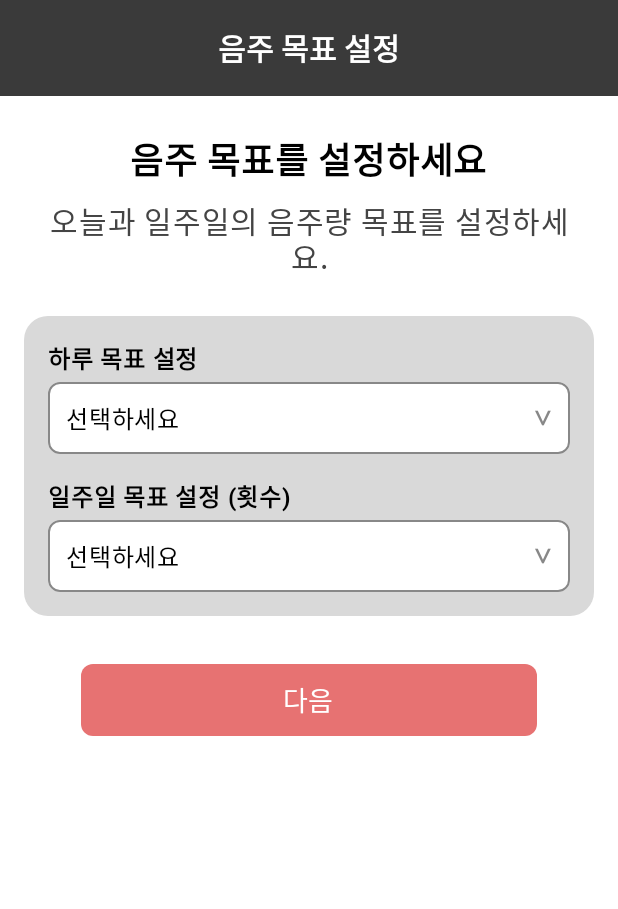
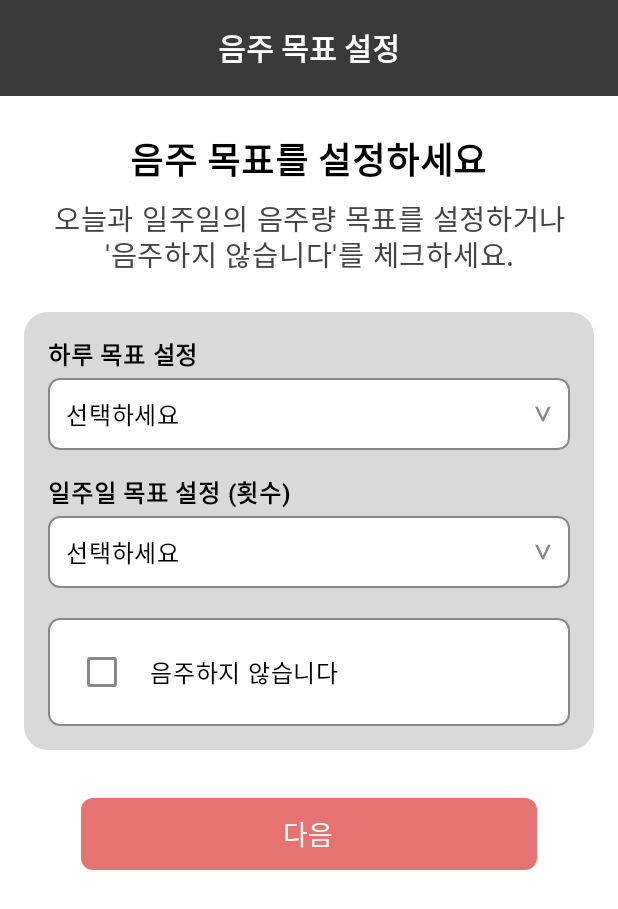
Before and after one commit to juuuuone/addiction-manage, an Android app built with Jetpack Compose: the composable AlcoholGoalPage shown on its own in the app's theme, on a phone screen of 412 x 824 dp. Shown: the top 909 px of the screen. Run offline under Robolectric (Android 15) with nearby library versions, the phone set to English and light mode, and no system bars.

Commit message:
목표설정페이지 UI 수정

```diff
--- a/app/src/main/java/com/example/addiction_manage/ui/AlcoholGoalPage.kt
+++ b/app/src/main/java/com/example/addiction_manage/ui/AlcoholGoalPage.kt
@@ -1,8 +1,6 @@
 package com.example.addiction_manage.ui
 
 import androidx.compose.foundation.background
-import androidx.compose.foundation.border
-import androidx.compose.foundation.clickable
 import androidx.compose.foundation.layout.*
 import androidx.compose.foundation.shape.RoundedCornerShape
 import androidx.compose.material3.*
@@ -21,6 +19,7 @@ import com.example.addiction_manage.ui.theme.*
 fun AlcoholGoalPage() {
     var dailyGoal by remember { mutableStateOf("") }
     var weeklyGoal by remember { mutableStateOf("") }
+    var isNoAlcoholChecked by remember { mutableStateOf(false) } // 음주하지 않습니다 체크박스 상태
 
     Scaffold(
         modifier = Modifier.fillMaxSize(),
@@ -55,8 +54,8 @@ fun AlcoholGoalPage() {
             )
             Spacer(modifier = Modifier.height(8.dp))
             Text(
-                text = "오늘과 일주일의 음주량 목표를 설정하세요.",
-                fontSize = 20.sp,
+                text = "오늘과 일주일의 음주량 목표를 설정하거나\n'음주하지 않습니다'를 체크하세요.",
+                fontSize = 19.sp,
                 color = Color.DarkGray,
                 modifier = Modifier.padding(horizontal = 16.dp),
                 textAlign = TextAlign.Center
@@ -89,6 +88,15 @@ fun AlcoholGoalPage() {
                         selectedOption = weeklyGoal,
                         onOptionSelected = { weeklyGoal = it }
                     )
+
+                    Spacer(modifier = Modifier.height(20.dp))
+
+                    // 체크박스: 음주하지 않습니다
+                    CheckboxWithBorder(
+                        label = "음주하지 않습니다",
+                        isChecked = isNoAlcoholChecked,
+                        onCheckedChange = { isNoAlcoholChecked = it }
+                    )
                 }
             }
 
--- a/app/src/main/java/com/example/addiction_manage/ui/CaffeineGoalPage.kt
+++ b/app/src/main/java/com/example/addiction_manage/ui/CaffeineGoalPage.kt
@@ -55,8 +55,8 @@ fun CaffeineGoalPage() {
             )
             Spacer(modifier = Modifier.height(8.dp))
             Text(
-                text = "오늘 목표 카페인 섭취량을 선택하거나 \n섭취하지 않는다면\n'카페인을 섭취하지 않습니다'를 체크하세요.",
-                fontSize = 20.sp,
+                text = "오늘 목표 카페인 섭취량을 선택하거나\n'카페인을 섭취하지 않습니다'를 체크하세요.",
+                fontSize = 19.sp,
                 color = Color.DarkGray,
                 modifier = Modifier.padding(horizontal = 16.dp),
                 textAlign = TextAlign.Center
@@ -80,7 +80,7 @@ fun CaffeineGoalPage() {
                         onOptionSelected = { selectedOption = it }
                     )
 
-                    Spacer(modifier = Modifier.height(16.dp))
+                    Spacer(modifier = Modifier.height(20.dp))
 
                     // 체크박스
                     CheckboxWithBorder(
--- a/app/src/main/java/com/example/addiction_manage/ui/SmokingGoalPage.kt
+++ b/app/src/main/java/com/example/addiction_manage/ui/SmokingGoalPage.kt
@@ -55,8 +55,8 @@ fun SmokingGoalPage() {
             )
             Spacer(modifier = Modifier.height(8.dp))
             Text(
-                text = "오늘 목표 흡연량을 선택하거나 \n흡연하지 않는다면\n'흡연하지 않습니다'를 체크하세요.",
-                fontSize = 20.sp,
+                text = "오늘 목표 흡연량을 선택하거나\n'흡연하지 않습니다'를 체크하세요.",
+                fontSize = 19.sp,
                 color = Color.DarkGray,
                 modifier = Modifier.padding(horizontal = 16.dp),
                 textAlign = TextAlign.Center
@@ -80,7 +80,7 @@ fun SmokingGoalPage() {
                         onOptionSelected = { selectedOption = it }
                     )
 
-                    Spacer(modifier = Modifier.height(16.dp))
+                    Spacer(modifier = Modifier.height(20.dp))
 
                     // 체크박스
                     CheckboxWithBorder(
```
